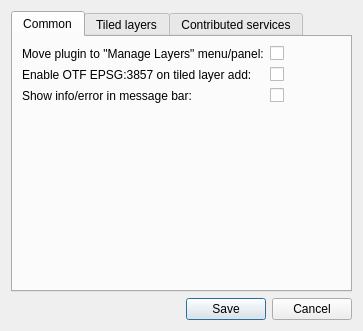
First picture: the form in ngq-custom-def-options/plugins/quick_map_services/settings_dialog_base.ui, repository nextgis/installer, before the edit.
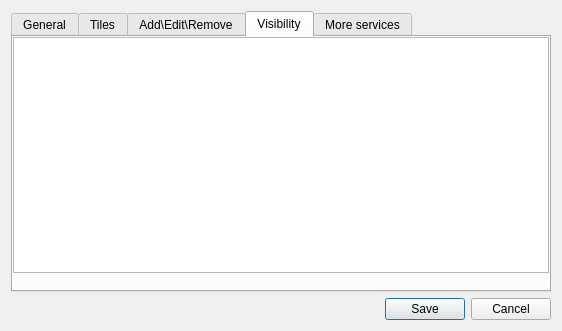
Second picture: the form after the edit. The open tabs and pages were chosen to show the change. Custom widgets are drawn as their Qt base class.

Patch:
```diff
--- a/ngq-custom-def-options/plugins/quick_map_services/settings_dialog_base.ui
+++ b/ngq-custom-def-options/plugins/quick_map_services/settings_dialog_base.ui
@@ -6,7 +6,7 @@
    <rect>
     <x>0</x>
     <y>0</y>
-    <width>363</width>
+    <width>562</width>
     <height>331</height>
    </rect>
   </property>
@@ -21,7 +21,7 @@
      </property>
      <widget class="QWidget" name="tabCommon">
       <attribute name="title">
-       <string>Common</string>
+       <string>General</string>
       </attribute>
       <layout class="QFormLayout" name="formLayout_2">
        <item row="0" column="0">
@@ -70,7 +70,7 @@
      </widget>
      <widget class="QWidget" name="tabTiledLayers">
       <attribute name="title">
-       <string>Tiled layers</string>
+       <string>Tiles</string>
       </attribute>
       <layout class="QVBoxLayout" name="verticalLayout_3">
        <item>
@@ -178,12 +178,84 @@
       <zorder>formLayout</zorder>
       <zorder>label_10</zorder>
      </widget>
+     <widget class="QWidget" name="tab">
+      <attribute name="title">
+       <string>Add\Edit\Remove</string>
+      </attribute>
+      <layout class="QVBoxLayout" name="verticalLayout_4">
+       <item>
+        <widget class="UserGroupsBox" name="groupBox">
+         <property name="title">
+          <string>My groups</string>
+         </property>
+        </widget>
+       </item>
+       <item>
+        <widget class="UserServicesBox" name="groupBox_2">
+         <property name="title">
+          <string>My services</string>
+         </property>
+        </widget>
+       </item>
+      </layout>
+     </widget>
+     <widget class="QWidget" name="tabServicesVisibility">
+      <attribute name="title">
+       <string>Visibility</string>
+      </attribute>
+      <layout class="QVBoxLayout" name="vLayoutTabServicesVisibility">
+       <property name="spacing">
+        <number>0</number>
+       </property>
+       <property name="margin">
+        <number>0</number>
+       </property>
+       <item>
+        <widget class="QTreeView" name="treeViewForDS">
+         <property name="alternatingRowColors">
+          <bool>true</bool>
+         </property>
+         <property name="selectionMode">
+          <enum>QAbstractItemView::NoSelection</enum>
+         </property>
+         <property name="sortingEnabled">
+          <bool>true</bool>
+         </property>
+         <attribute name="headerCascadingSectionResizes">
+          <bool>true</bool>
+         </attribute>
+         <attribute name="headerShowSortIndicator" stdset="0">
+          <bool>true</bool>
+         </attribute>
+         <attribute name="headerStretchLastSection">
+          <bool>false</bool>
+         </attribute>
+        </widget>
+       </item>
+       <item>
+        <widget class="QToolBar" name="toolBarForDSTreeView">
+         <property name="layoutDirection">
+          <enum>Qt::RightToLeft</enum>
+         </property>
+         <property name="iconSize">
+          <size>
+           <width>16</width>
+           <height>16</height>
+          </size>
+         </property>
+         <property name="toolButtonStyle">
+          <enum>Qt::ToolButtonFollowStyle</enum>
+         </property>
+        </widget>
+       </item>
+      </layout>
+     </widget>
      <widget class="QWidget" name="tabExtraServices">
       <property name="enabled">
        <bool>true</bool>
       </property>
       <attribute name="title">
-       <string>Contributed services</string>
+       <string>More services</string>
       </attribute>
       <layout class="QVBoxLayout" name="verticalLayout_2">
        <item>
@@ -319,6 +391,20 @@
    </item>
   </layout>
  </widget>
+ <customwidgets>
+  <customwidget>
+   <class>UserGroupsBox</class>
+   <extends>QGroupBox</extends>
+   <header>quick_map_services.user_groups_box</header>
+   <container>1</container>
+  </customwidget>
+  <customwidget>
+   <class>UserServicesBox</class>
+   <extends>QGroupBox</extends>
+   <header>quick_map_services.user_services_box</header>
+   <container>1</container>
+  </customwidget>
+ </customwidgets>
  <resources/>
  <connections>
   <connection>
```
Left out of the diff: 4 changed lines with no effect on the pictures.
